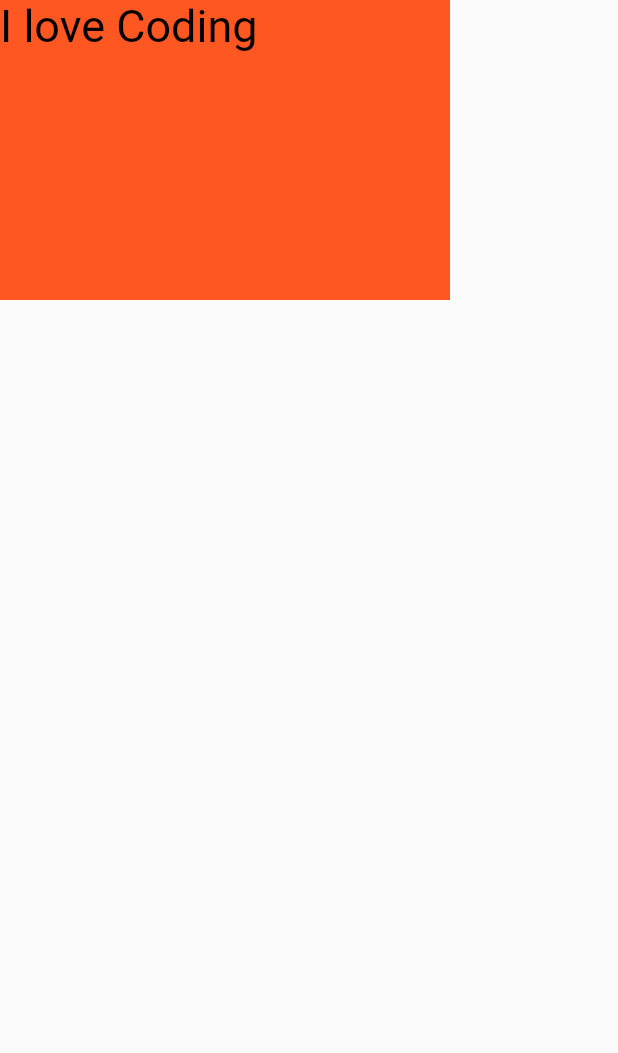
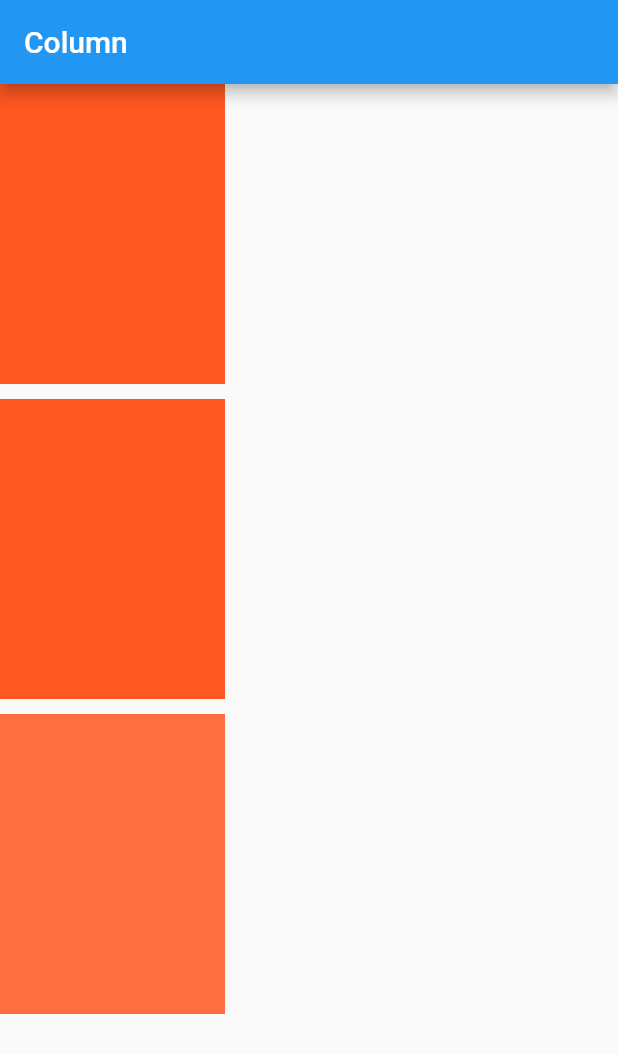
Before and after one commit to mhannan-dev/flutter_learning, a Flutter app: the screen it shows after launch, on a phone screen of 412 x 824 dp. Shown: the top 1053 px of the screen. Run offline on Flutter 3.47's test engine with Material 2 defaults, Android fonts, the phone set to English and light mode, and no system bars.

Commit message:
Row col widget

```diff
--- a/lib/main.dart
+++ b/lib/main.dart
@@ -22,17 +22,41 @@ class MyApp extends StatelessWidget {
       //       child: Text("This is my first app", style: TextStyle(fontWeight: FontWeight.bold, fontSize: 25, color: Colors.redAccent),),
       //     )
       // ),
+      // home: SafeArea(
+      //   child: Scaffold(
+      //     body: Container(
+      //       height: 200,
+      //       width: 300,
+      //       decoration: BoxDecoration(color: Colors.deepOrange),
+      //       child: Text("I love Coding", style: TextStyle(fontSize: 30, color: Colors.black),),
+      //     ),
+      //   ),
+      // ),
       home: SafeArea(
         child: Scaffold(
-          body: Container(
-            height: 200,
-            width: 300,
-            decoration: BoxDecoration(color: Colors.deepOrange),
-            child: Text("I love Coding", style: TextStyle(fontSize: 30, color: Colors.black),),
+         appBar: AppBar(
+           title: Text("Column"),),
+          body: Column(
+            children: <Widget>[
+             Container(
+               height: 200,
+               width: 150,
+               color: Colors.deepOrange,
+             ), SizedBox(height: 10,),
+              Container(
+                height: 200,
+                width: 150,
+                color: Colors.deepOrange,
+              ),SizedBox(height: 10,),
+              Container(
+                height: 200,
+                width: 150,
+                color: Colors.deepOrangeAccent,
+              )
+            ],
           ),
         ),
       ),
-
     );
   }
 }
```
